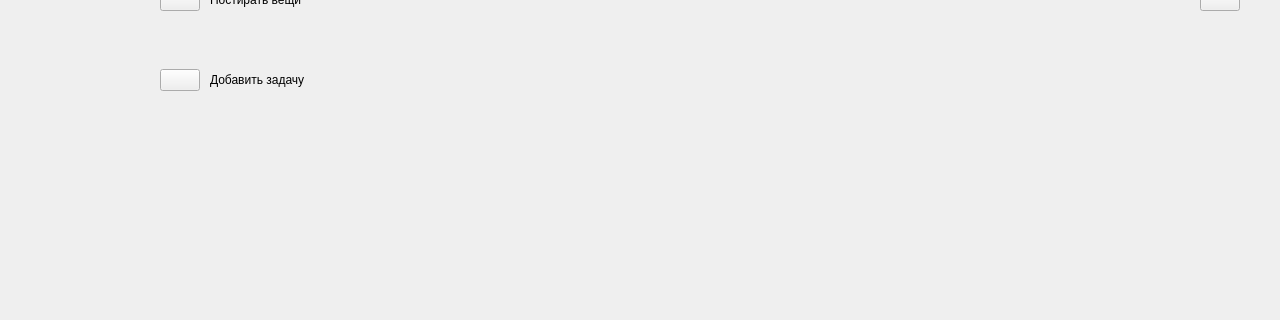
The window that mainwindow.ui (fnDxrk/ToDo_VPHAMI) describes before a commit, drawn with Qt 5; both pictures show x 0 to 1280 and y 102 to 422 of the 1280 by 720 pixel window.
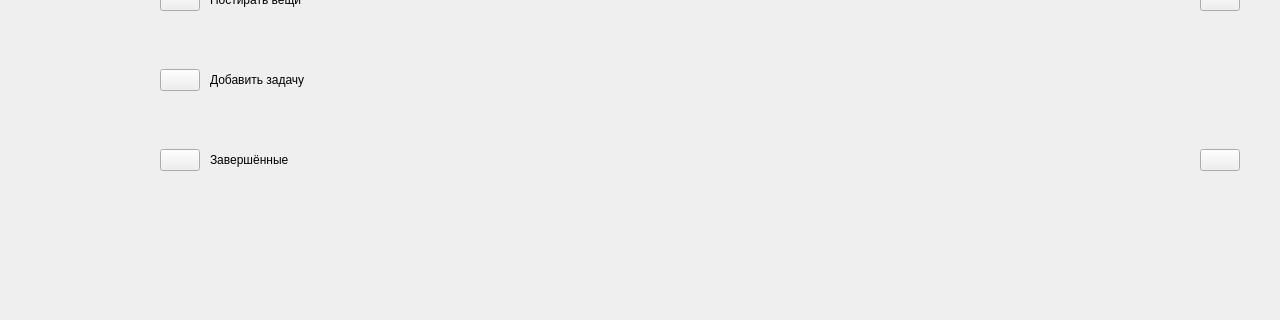
The same window after the commit. Icons and pictures are not drawn.

Commit message: Add completed_tasks widget

Patch:
```diff
--- a/mainwindow.ui
+++ b/mainwindow.ui
@@ -1081,6 +1081,103 @@
              </layout>
             </widget>
            </item>
+           <item>
+            <widget class="QWidget" name="completed_tasks_widget" native="true">
+             <property name="minimumSize">
+              <size>
+               <width>0</width>
+               <height>60</height>
+              </size>
+             </property>
+             <layout class="QHBoxLayout" name="horizontalLayout_11">
+              <property name="spacing">
+               <number>0</number>
+              </property>
+              <property name="leftMargin">
+               <number>20</number>
+              </property>
+              <property name="topMargin">
+               <number>0</number>
+              </property>
+              <property name="rightMargin">
+               <number>20</number>
+              </property>
+              <property name="bottomMargin">
+               <number>0</number>
+              </property>
+              <item>
+               <widget class="QPushButton" name="completed_tasks_arrow_right_button">
+                <property name="text">
+                 <string/>
+                </property>
+                <property name="icon">
+                 <iconset resource="resource.qrc">
+                  <normaloff>:/resource/icons/Arrow_right.png</normaloff>:/resource/icons/Arrow_right.png</iconset>
+                </property>
+                <property name="iconSize">
+                 <size>
+                  <width>20</width>
+                  <height>20</height>
+                 </size>
+                </property>
+               </widget>
+              </item>
+              <item>
+               <spacer name="horizontalSpacer_16">
+                <property name="orientation">
+                 <enum>Qt::Horizontal</enum>
+                </property>
+                <property name="sizeType">
+                 <enum>QSizePolicy::Fixed</enum>
+                </property>
+                <property name="sizeHint" stdset="0">
+                 <size>
+                  <width>10</width>
+                  <height>20</height>
+                 </size>
+                </property>
+               </spacer>
+              </item>
+              <item>
+               <widget class="QLabel" name="completed_tasks_text">
+                <property name="text">
+                 <string>Завершённые</string>
+                </property>
+               </widget>
+              </item>
+              <item>
+               <spacer name="horizontalSpacer_17">
+                <property name="orientation">
+                 <enum>Qt::Horizontal</enum>
+                </property>
+                <property name="sizeHint" stdset="0">
+                 <size>
+                  <width>898</width>
+                  <height>20</height>
+                 </size>
+                </property>
+               </spacer>
+              </item>
+              <item>
+               <widget class="QPushButton" name="completed_tasks_trash_button">
+                <property name="text">
+                 <string/>
+                </property>
+                <property name="icon">
+                 <iconset resource="resource.qrc">
+                  <normaloff>:/resource/icons/Trash.png</normaloff>:/resource/icons/Trash.png</iconset>
+                </property>
+                <property name="iconSize">
+                 <size>
+                  <width>20</width>
+                  <height>20</height>
+                 </size>
+                </property>
+               </widget>
+              </item>
+             </layout>
+            </widget>
+           </item>
            <item>
             <spacer name="verticalSpacer_5">
              <property name="orientation">
@@ -1089,7 +1186,7 @@
              <property name="sizeHint" stdset="0">
               <size>
                <width>20</width>
-               <height>431</height>
+               <height>351</height>
               </size>
              </property>
             </spacer>
```
Left out of the diff: 8 changed lines with no effect on the pictures.
